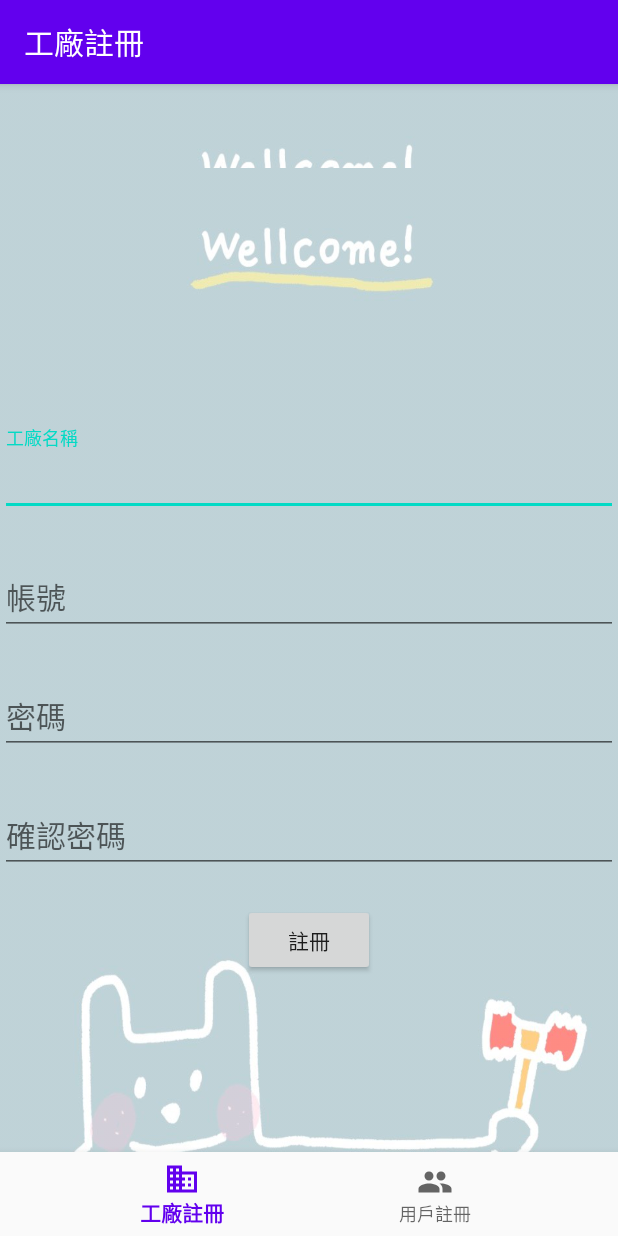
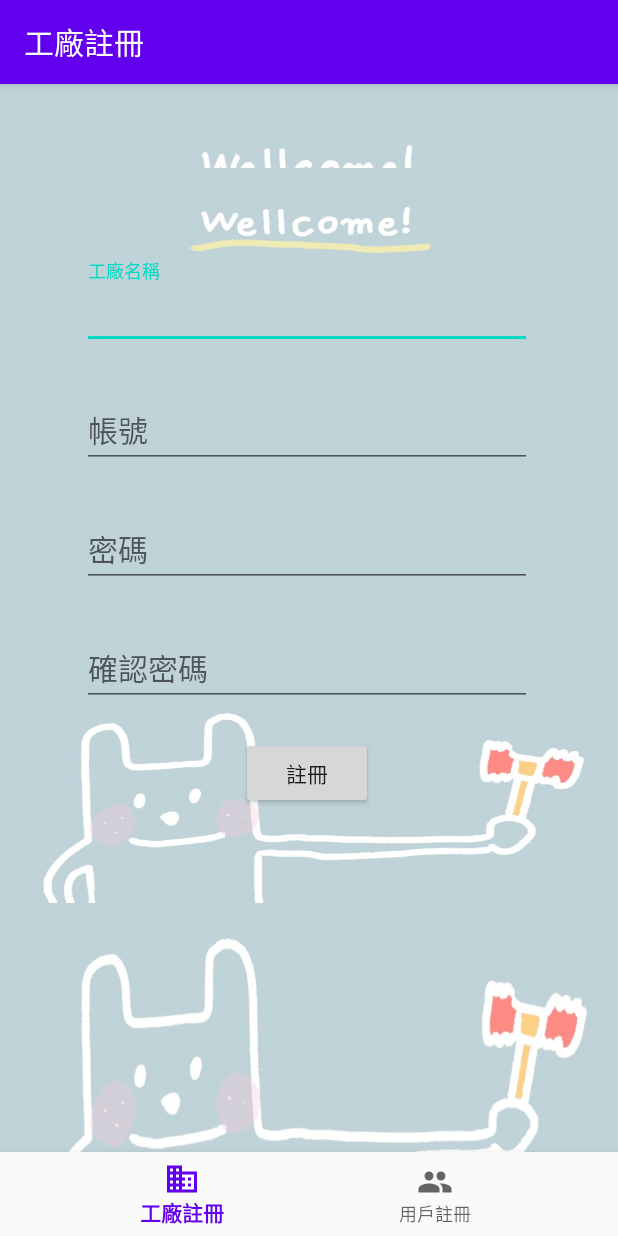
Before and after one commit to b07902011/oopProject, an Android app: the FactoryFragment screen opened directly, with no data from a screen before it, on a phone screen of 412 x 824 dp. Run offline under Robolectric (Android 15) with nearby library versions, the phone set to English and light mode, and no system bars; our stand-ins replace Firebase (no records; nobody signed in at launch, a user with empty details on screens opened directly), navigation-ui.

Commit message:
new new new

```diff
--- a/app/src/main/res/layout/activity_signup.xml
+++ b/app/src/main/res/layout/activity_signup.xml
@@ -25,10 +25,10 @@
     <fragment
         android:id="@+id/nav_factory_host_fragment"
         android:name="androidx.navigation.fragment.NavHostFragment"
-        android:layout_width="match_parent"
-        android:layout_height="match_parent"
+        android:layout_width="410dp"
+        android:layout_height="490dp"
         app:defaultNavHost="true"
-        app:layout_constraintBottom_toTopOf="@id/nav_view"
+        app:layout_constraintHorizontal_bias="0.0"
         app:layout_constraintLeft_toLeftOf="parent"
         app:layout_constraintRight_toRightOf="parent"
         app:layout_constraintTop_toTopOf="parent"
--- a/app/src/main/res/layout/app_bar_factory.xml
+++ b/app/src/main/res/layout/app_bar_factory.xml
@@ -4,7 +4,8 @@
     xmlns:tools="http://schemas.android.com/tools"
     android:layout_width="match_parent"
     android:layout_height="match_parent"
-    tools:context=".FactoryActivity">
+    tools:context=".FactoryActivity"
+    >
 
     <com.google.android.material.appbar.AppBarLayout
         android:layout_width="match_parent"
--- a/app/src/main/res/layout/clientorder.xml
+++ b/app/src/main/res/layout/clientorder.xml
@@ -2,7 +2,7 @@
 <LinearLayout xmlns:android="http://schemas.android.com/apk/res/android"
     android:orientation="horizontal"
     android:layout_width="match_parent"
-    android:layout_height="wrap_content"
+    android:layout_height="150dp"
     android:layout_margin="@dimen/activity_horizontal_margin"
     android:gravity="center"
     >
--- a/app/src/main/res/layout/fragment_client_home.xml
+++ b/app/src/main/res/layout/fragment_client_home.xml
@@ -4,7 +4,8 @@
     xmlns:tools="http://schemas.android.com/tools"
     android:layout_width="match_parent"
     android:layout_height="match_parent"
-    tools:context=".ui.client_home.ClientHomeFragment">
+    tools:context=".ui.client_home.ClientHomeFragment"
+    android:background="@drawable/client_home">
 
     <TextView
         android:id="@+id/text_home"
--- a/app/src/main/res/layout/fragment_client_solve.xml
+++ b/app/src/main/res/layout/fragment_client_solve.xml
@@ -5,7 +5,8 @@
     android:layout_width="match_parent"
     android:layout_height="match_parent"
     tools:context=".ui.client_slove.ClientSolveFragment"
-    android:orientation="vertical">
+    android:orientation="vertical"
+    android:background="@drawable/b">
     <androidx.recyclerview.widget.RecyclerView
         android:layout_width="match_parent"
         android:layout_height="wrap_content"
--- a/app/src/main/res/layout/fragment_factory_home.xml
+++ b/app/src/main/res/layout/fragment_factory_home.xml
@@ -4,7 +4,8 @@
     xmlns:tools="http://schemas.android.com/tools"
     android:layout_width="match_parent"
     android:layout_height="match_parent"
-    tools:context=".ui.factory_home.FactoryHomeFragment">
+    tools:context=".ui.factory_home.FactoryHomeFragment"
+    android:background="@drawable/money">
 
     <TextView
         android:id="@+id/text_home"
--- a/app/src/main/res/layout/fragment_factory_ordered.xml
+++ b/app/src/main/res/layout/fragment_factory_ordered.xml
@@ -5,7 +5,8 @@
     android:layout_width="match_parent"
     android:layout_height="match_parent"
     tools:context=".ui.factory_ordered.FactoryOrderedFragment"
-    android:orientation="vertical">
+    android:orientation="vertical"
+    android:background="@drawable/c">
     <androidx.recyclerview.widget.RecyclerView
         android:layout_width="match_parent"
         android:layout_height="wrap_content"
--- a/app/src/main/res/layout/fragment_factory_ordering.xml
+++ b/app/src/main/res/layout/fragment_factory_ordering.xml
@@ -4,7 +4,8 @@
     xmlns:tools="http://schemas.android.com/tools"
     android:layout_width="match_parent"
     android:layout_height="match_parent"
-    tools:context=".ui.factory_ordering.FactoryOrderingFragment">
+    tools:context=".ui.factory_ordering.FactoryOrderingFragment"
+    android:background="@drawable/a">
 
     <androidx.recyclerview.widget.RecyclerView
         android:layout_width="match_parent"
--- a/app/src/main/res/layout/fragment_factory_signup.xml
+++ b/app/src/main/res/layout/fragment_factory_signup.xml
@@ -18,29 +18,33 @@
         >
 
         <com.google.android.material.textfield.TextInputEditText
-            android:layout_width="match_parent"
+            android:layout_width="300dp"
             android:layout_height="wrap_content"
             android:hint = "工廠名稱"
+            android:layout_gravity="center_horizontal"
             android:textSize="20sp"
             />
     </com.google.android.material.textfield.TextInputLayout>
     <com.google.android.material.textfield.TextInputLayout
-        android:layout_width="match_parent"
+        android:layout_width="300dp"
         android:layout_height="wrap_content"
         app:errorEnabled="true"
+        android:layout_gravity="center_horizontal"
         android:id="@+id/email"
         >
         <com.google.android.material.textfield.TextInputEditText
             android:layout_width="match_parent"
             android:layout_height="wrap_content"
             android:hint = "帳號"
+            android:layout_gravity="center_horizontal"
             android:textSize="20sp"
             android:inputType="textEmailAddress"
             />
     </com.google.android.material.textfield.TextInputLayout>
     <com.google.android.material.textfield.TextInputLayout
-        android:layout_width="match_parent"
+        android:layout_width="300dp"
         android:layout_height="wrap_content"
+        android:layout_gravity="center_horizontal"
         app:errorEnabled="true"
         android:id="@+id/password"
         >
@@ -59,9 +63,10 @@
         android:id="@+id/check"
         >
         <com.google.android.material.textfield.TextInputEditText
-            android:layout_width="match_parent"
+            android:layout_width="300dp"
             android:layout_height="wrap_content"
             android:hint = "確認密碼"
+            android:layout_gravity="center_horizontal"
             android:textSize="20sp"
             android:inputType="textPassword"
             />
```
Also changed, not shown: app/src/main/res/layout/activity_main.xml (+28 -18 lines), app/src/main/res/layout/factoryorder.xml (+6 -2 lines), app/src/main/res/layout/fragment_client_order.xml (+8 -4 lines), app/src/main/res/layout/nav_header_client.xml (+7 -4 lines), app/src/main/res/layout/nav_header_factory.xml (+7 -4 lines), 710 other files.
